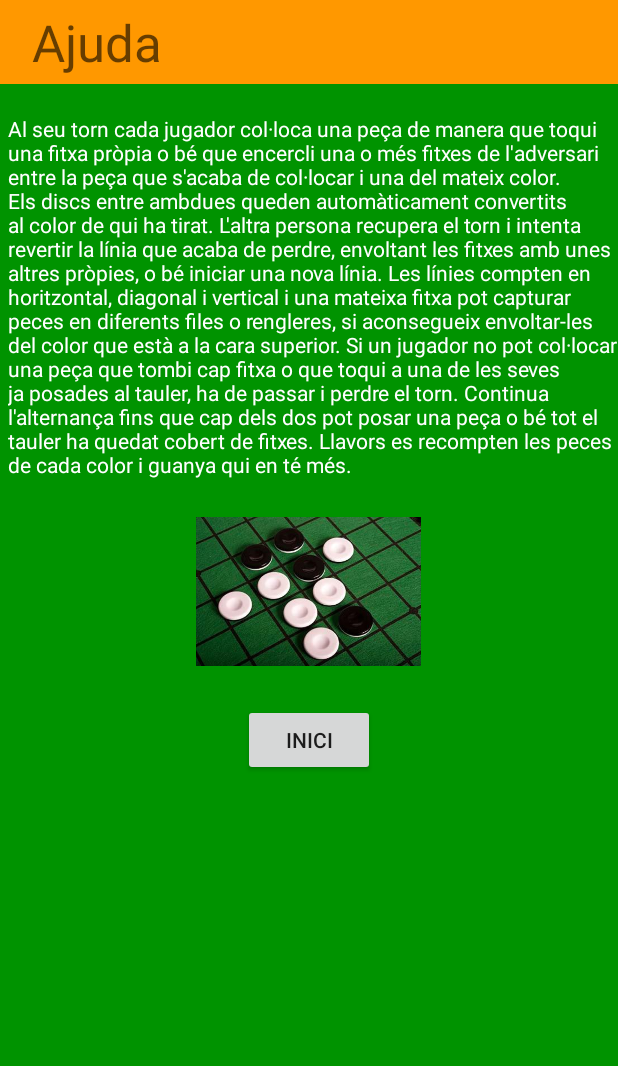
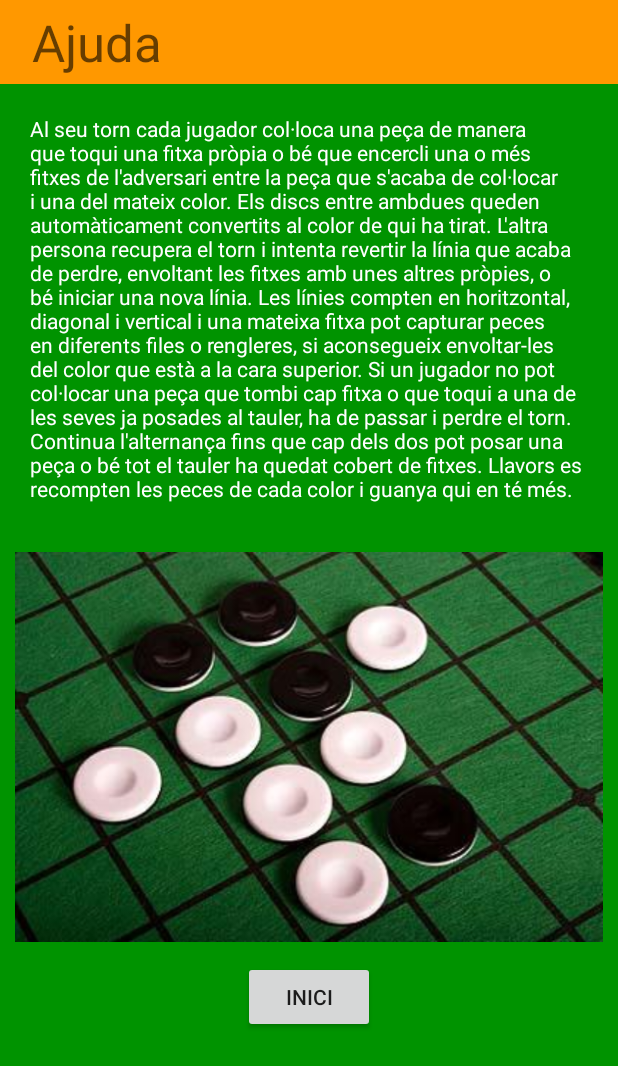
Before and after one commit to WhitenAND07/AndroidPractReversi, an Android app: the HelpActivity screen opened directly, with no data from a screen before it, on a phone screen of 412 x 824 dp. Shown: the top 1066 px of the screen. Run offline under Robolectric (Android 15) with nearby library versions, the phone set to English and light mode, and no system bars.

Commit message:
Add and Modify Layouts

```diff
--- a/app/src/main/java/com/android/nilagut/practicareversi/HelpActivity.java
+++ b/app/src/main/java/com/android/nilagut/practicareversi/HelpActivity.java
@@ -8,19 +8,20 @@ package com.android.nilagut.practicareversi;
         import android.widget.TextView;
         import android.widget.Toolbar;
 
-public class HelpActivity extends AppCompatActivity implements View.OnClickListener {
+public class HelpActivity extends AppCompatActivity {
 
     @Override
     protected void onCreate(Bundle savedInstanceState) {
         super.onCreate(savedInstanceState);
         setContentView(R.layout.activity_help);
         Button botoinici = (Button) findViewById(R.id.botoinici);
-        botoinici.setOnClickListener(this);
-    }
-
-    public void onClick(View v){
-        if(v.getId() == R.id.botoinici){
-            finish();
-        }
+        botoinici.setOnClickListener(new View.OnClickListener() {
+            @Override
+            public void onClick(View v) {
+                if(v.getId() == R.id.botoinici){
+                    finish();
+                }
+            }
+        });
     }
 }
--- /dev/null
+++ b/app/src/main/res/layout-land/activity_help.xml
@@ -0,0 +1,62 @@
+<?xml version="1.0" encoding="utf-8"?>
+<LinearLayout xmlns:android="http://schemas.android.com/apk/res/android"
+    xmlns:app="http://schemas.android.com/apk/res-auto"
+    xmlns:tools="http://schemas.android.com/tools"
+    android:layout_width="match_parent"
+    android:layout_height="match_parent"
+    android:background="@color/green"
+    android:orientation="vertical"
+    tools:context=".HelpActivity">
+
+    <android.support.v7.widget.Toolbar
+        android:id="@+id/toolbar"
+        android:layout_width="match_parent"
+        android:layout_height="?attr/actionBarSize"
+        android:background="?attr/colorPrimary"
+        app:popupTheme="@style/ThemeOverlay.AppCompat.Light" >
+
+        <TextView
+            android:id="@+id/t1"
+            android:layout_width="wrap_content"
+            android:layout_height="wrap_content"
+            android:layout_alignParentStart="true"
+            android:layout_alignParentTop="true"
+            android:text="@string/ajuda2"
+            android:paddingLeft="@dimen/espaiesquerra"
+            android:textAppearance="@style/TextAppearance.AppCompat.Display1" />
+
+    </android.support.v7.widget.Toolbar>
+
+    <ScrollView
+        android:layout_width="match_parent"
+        android:layout_height="match_parent">
+
+        <LinearLayout
+            android:layout_width="match_parent"
+            android:layout_height="match_parent"
+            android:orientation="vertical">
+
+            <TextView
+                android:textColor="@color/blanc"
+                android:layout_width="wrap_content"
+                android:layout_height="wrap_content"
+                android:padding="20dp"
+                android:text="@string/instruccions" />
+
+            <ImageView
+                android:layout_width="wrap_content"
+                android:layout_height="wrap_content"
+                android:layout_gravity="center"
+                android:padding="10dp"
+                android:src="@drawable/reversi" />
+
+            <Button
+                android:id="@+id/botoinici"
+                android:layout_width="wrap_content"
+                android:layout_height="wrap_content"
+                android:layout_gravity="center"
+                android:text="@string/Inici" />
+        </LinearLayout>
+    </ScrollView>
+
+</LinearLayout>
--- a/app/src/main/res/layout/activity_help.xml
+++ b/app/src/main/res/layout/activity_help.xml
@@ -1,5 +1,4 @@
 <?xml version="1.0" encoding="utf-8"?>
-
 <LinearLayout xmlns:android="http://schemas.android.com/apk/res/android"
     xmlns:app="http://schemas.android.com/apk/res-auto"
     xmlns:tools="http://schemas.android.com/tools"
@@ -28,26 +27,36 @@
 
     </android.support.v7.widget.Toolbar>
 
+    <ScrollView
+        android:layout_width="match_parent"
+        android:layout_height="match_parent">
+
+        <LinearLayout
+            android:layout_width="match_parent"
+            android:layout_height="match_parent"
+            android:orientation="vertical">
+
             <TextView
                 android:textColor="@color/blanc"
                 android:layout_width="wrap_content"
                 android:layout_height="wrap_content"
-        android:text="@string/instruccions"
-        android:paddingLeft="@dimen/espaiesquerra"
-        android:layout_marginTop="@dimen/espaitext"
-        />
+                android:padding="20dp"
+                android:text="@string/instruccions" />
 
             <ImageView
-        android:layout_width="@dimen/midaimatge"
-        android:layout_height="@dimen/midaimatge"
+                android:layout_width="wrap_content"
+                android:layout_height="wrap_content"
                 android:layout_gravity="center"
-        android:src="@drawable/reversi"
-        />
+                android:padding="10dp"
+                android:src="@drawable/reversi" />
 
             <Button
                 android:id="@+id/botoinici"
                 android:layout_width="wrap_content"
                 android:layout_height="wrap_content"
-        android:text="@string/Inici"
-        android:layout_gravity="center" />
+                android:layout_gravity="center"
+                android:text="@string/Inici" />
         </LinearLayout>
+    </ScrollView>
+
+</LinearLayout>
```
Also changed, not shown: app/src/main/java/com/android/nilagut/practicareversi/opcions.java (+0 -13 lines), app/src/main/res/layout-land/activity_configuration.xml (added, +171 -0 lines), app/src/main/res/layout-land/activity_game.xml (added, +92 -0 lines), app/src/main/res/layout-land/activity_initial.xml (added, +56 -0 lines). Lines whose indentation alone changed are shown as unchanged.
